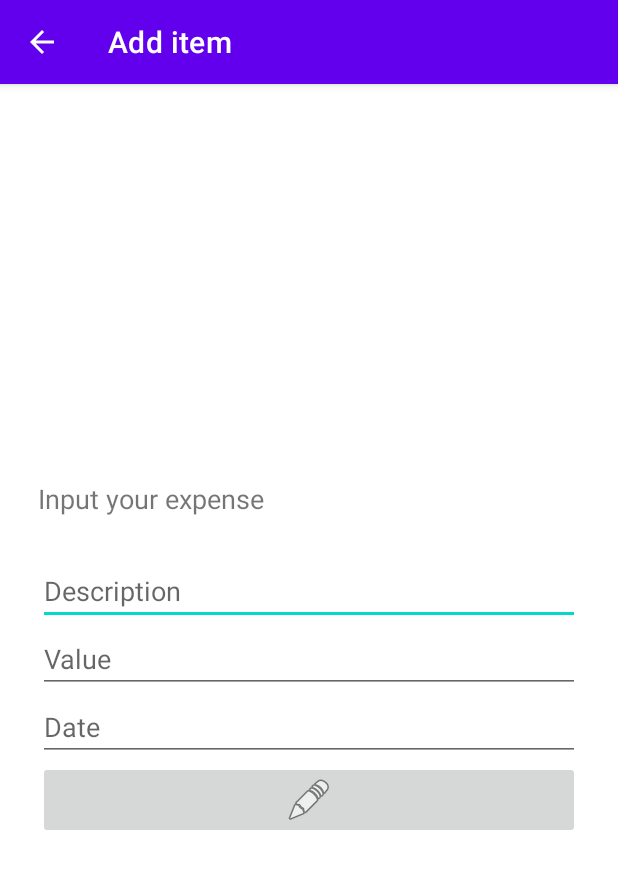
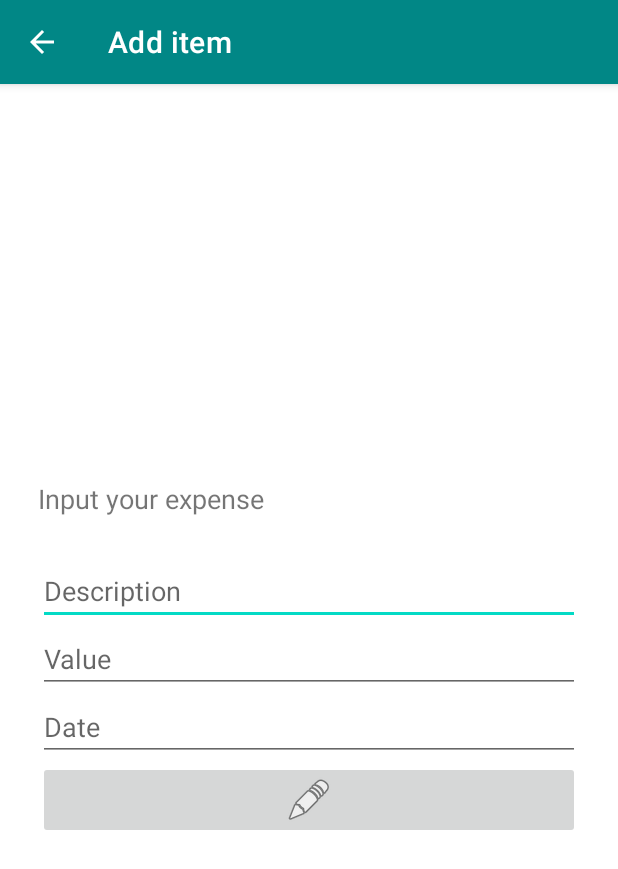
Before and after one commit to JanBinkowski/AndroidProject, an Android app: the screen it shows after launch (AddRecordActivity), after a tap on an icon or button, on a phone screen of 412 x 824 dp. Shown: the top 869 px of the screen. Run offline under Robolectric (Android 15) with nearby library versions, the phone set to English and light mode, and no system bars.

Commit message:
Colors on layout changed.

```diff
--- a/app/src/main/res/layout/activity_main.xml
+++ b/app/src/main/res/layout/activity_main.xml
@@ -21,6 +21,7 @@
         android:layout_marginBottom="16dp"
         android:clickable="true"
         android:focusable="true"
+        app:backgroundTint="@color/teal_700"
         app:layout_constraintBottom_toBottomOf="parent"
         app:layout_constraintEnd_toEndOf="parent"
         app:srcCompat="@drawable/add_icon" />
--- a/app/src/main/res/values/themes.xml
+++ b/app/src/main/res/values/themes.xml
@@ -2,8 +2,8 @@
     <!-- Base application theme. -->
     <style name="Theme.SpendingTracker_V2" parent="Theme.MaterialComponents.DayNight.DarkActionBar">
         <!-- Primary brand color. -->
-        <item name="colorPrimary">@color/purple_500</item>
-        <item name="colorPrimaryVariant">@color/purple_700</item>
+        <item name="colorPrimary">@color/teal_700</item>
+        <item name="colorPrimaryVariant">@color/teal_700</item>
         <item name="colorOnPrimary">@color/white</item>
         <!-- Secondary brand color. -->
         <item name="colorSecondary">@color/teal_200</item>
```
